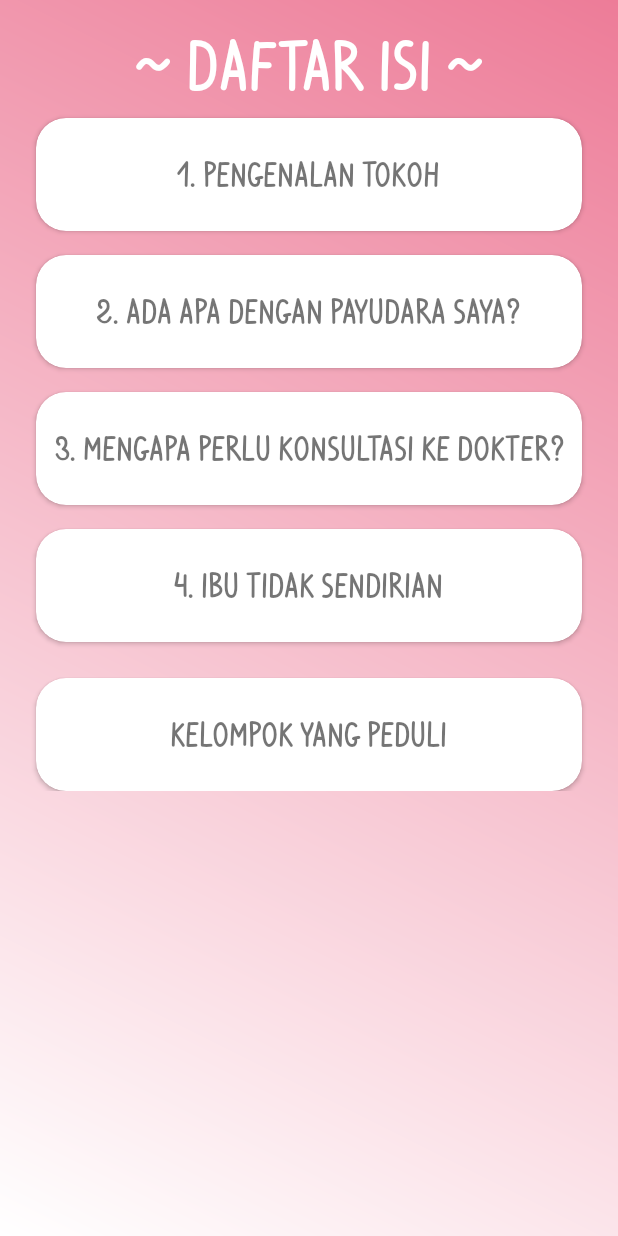
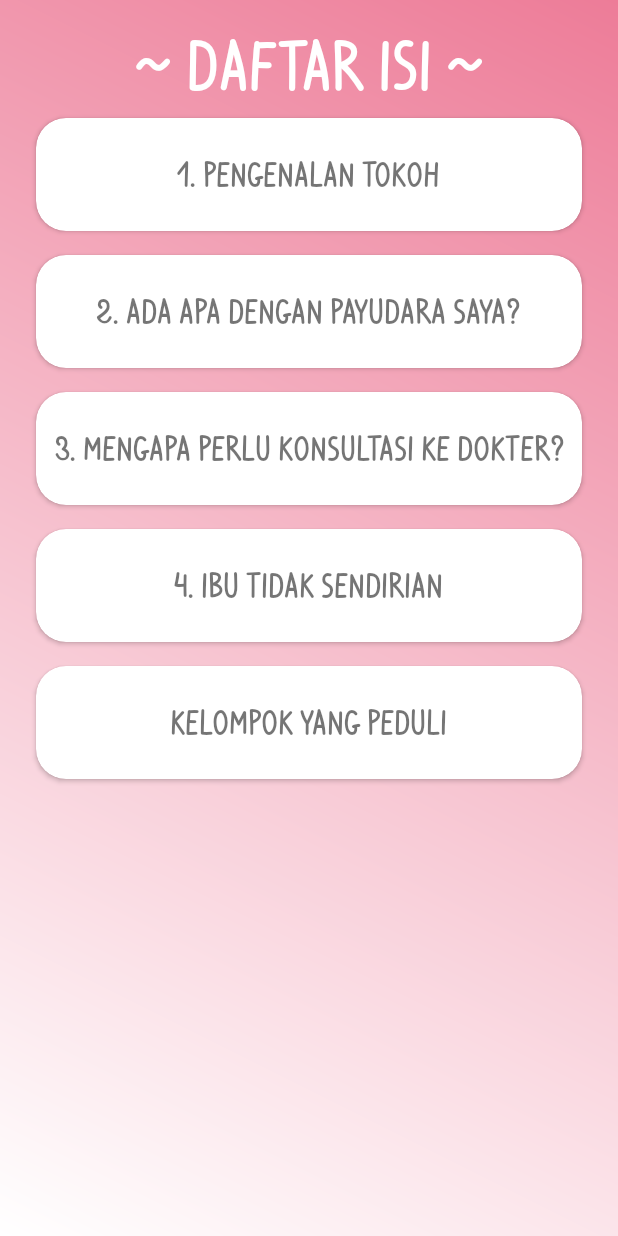
Before and after one commit to muhamistau/Perantara, an Android app: the DaftarActivity screen opened directly, with no data from a screen before it, on a phone screen of 412 x 824 dp. Run offline under Robolectric (Android 15) with nearby library versions, the light colour scheme and no system bars.

```diff
--- a/app/src/main/res/layout/activity_daftar.xml
+++ b/app/src/main/res/layout/activity_daftar.xml
@@ -8,9 +8,10 @@
     android:padding="16dp"
     tools:context=".DaftarActivity">
 
-    <RelativeLayout
+    <LinearLayout
         android:layout_width="match_parent"
-        android:layout_height="match_parent">
+        android:layout_height="wrap_content"
+        android:orientation="vertical">
 
         <TextView
             android:id="@+id/title"
@@ -26,7 +27,6 @@
             android:id="@+id/entry1"
             android:layout_width="match_parent"
             android:layout_height="75dp"
-            android:layout_below="@id/title"
             android:layout_margin="8dp"
             android:onClick="cerita1"
             app:cardCornerRadius="20dp">
@@ -45,7 +45,6 @@
             android:id="@+id/entry2"
             android:layout_width="match_parent"
             android:layout_height="75dp"
-            android:layout_below="@id/entry1"
             android:layout_margin="8dp"
             android:onClick="cerita2"
             app:cardCornerRadius="20dp">
@@ -64,7 +63,6 @@
             android:id="@+id/entry3"
             android:layout_width="match_parent"
             android:layout_height="75dp"
-            android:layout_below="@id/entry2"
             android:layout_margin="8dp"
             android:onClick="cerita3"
             app:cardCornerRadius="20dp">
@@ -84,7 +82,6 @@
             android:id="@+id/entry4"
             android:layout_width="match_parent"
             android:layout_height="75dp"
-            android:layout_below="@id/entry3"
             android:layout_margin="8dp"
             android:onClick="cerita4"
             app:cardCornerRadius="20dp">
@@ -104,8 +101,6 @@
             android:id="@+id/entry5"
             android:layout_width="match_parent"
             android:layout_height="75dp"
-            android:layout_alignParentBottom="true"
-            android:layout_below="@id/entry4"
             android:layout_margin="8dp"
             android:onClick="kontak"
             app:cardCornerRadius="20dp">
@@ -121,6 +116,6 @@
 
         </android.support.v7.widget.CardView>
 
-    </RelativeLayout>
+    </LinearLayout>
 
 </ScrollView>
```
